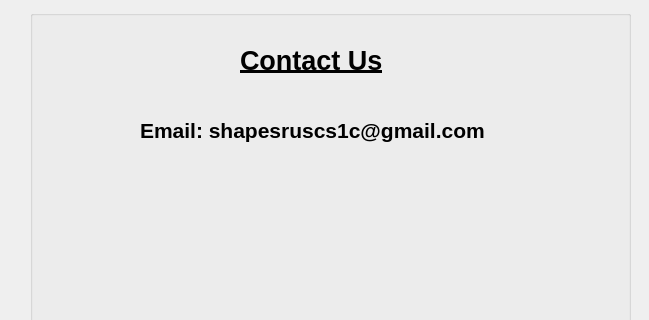
Qt form QT_2DGraphicsModeler/contactus.ui (campjake/2D-Graphics-Modeler) before a commit; both pictures show x 0 to 649 and y 0 to 320 of the 649 by 490 pixel window.
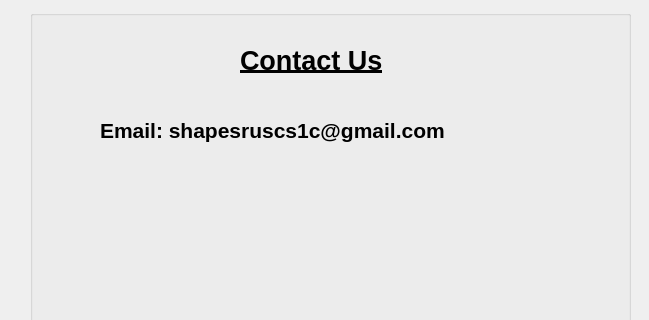
The same form after that commit. Icons and pictures are not drawn.

```diff
--- a/QT_2DGraphicsModeler/contactus.ui
+++ b/QT_2DGraphicsModeler/contactus.ui
@@ -62,9 +62,9 @@
    <widget class="QLabel" name="label_email">
     <property name="geometry">
      <rect>
-      <x>110</x>
+      <x>70</x>
       <y>80</y>
-      <width>401</width>
+      <width>461</width>
       <height>81</height>
      </rect>
     </property>
```
